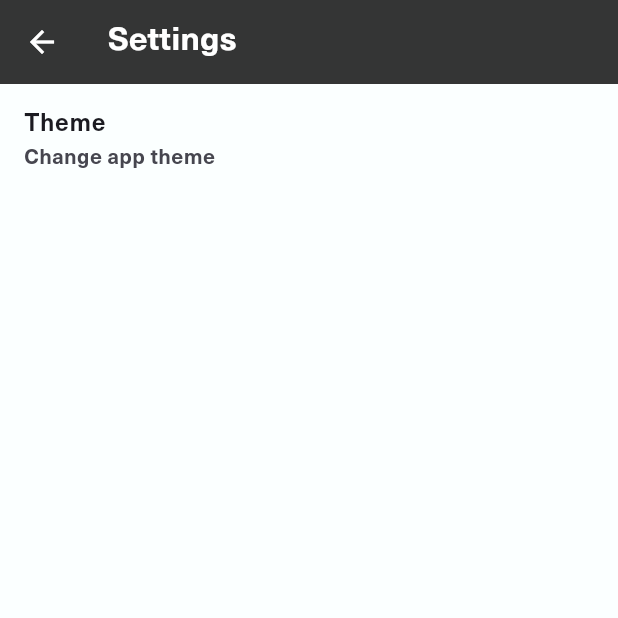
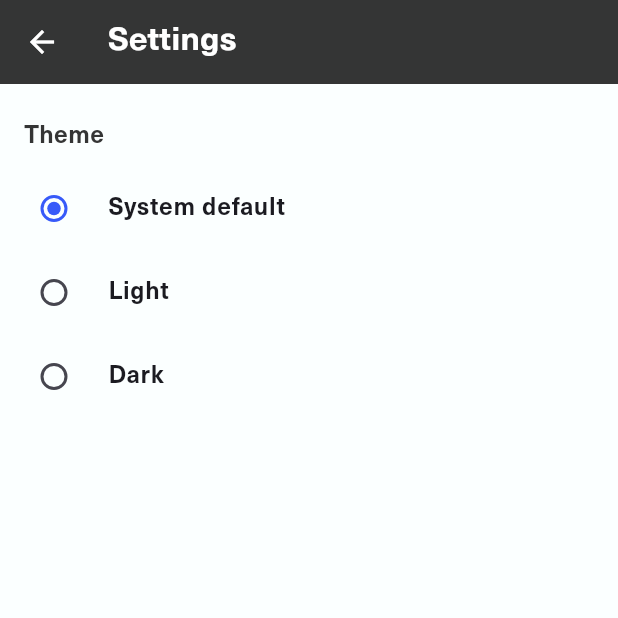
Before and after one commit to Navware-Official/nav-e, a Flutter app: the screen it shows after launch, after a tap on the "menu" icon, after a tap on "App Settings", on a phone screen of 412 x 824 dp, the top half of it. Run offline on Flutter 3.47's test engine with Material 3 defaults, Android fonts, the phone set to English and light mode, and no system bars; our stand-ins replace flutter_bloc, flutter_map, geolocator, latlong2, shared_preferences and 2 more; missing offline and left inert: dart:ffi; accounts and stored records are empty; project files that could hold a hidden picture were left out.

Commit message:
feat: add theme swticher

```diff
--- /dev/null
+++ b/lib/core/theme/theme_cubit.dart
@@ -0,0 +1,35 @@
+import 'package:flutter/material.dart';
+import 'package:flutter_bloc/flutter_bloc.dart';
+import 'package:shared_preferences/shared_preferences.dart';
+
+enum AppThemeMode { system, light, dark }
+
+class ThemeCubit extends Cubit<AppThemeMode> {
+  ThemeCubit() : super(AppThemeMode.system) {
+    _load();
+  }
+
+  static const _key = 'theme_mode';
+
+  Future<void> _load() async {
+    final prefs = await SharedPreferences.getInstance();
+    final idx = prefs.getInt(_key);
+    if (idx != null && idx >= 0 && idx < AppThemeMode.values.length) {
+      emit(AppThemeMode.values[idx]);
+    }
+  }
+
+  Future<void> setMode(AppThemeMode mode) async {
+    emit(mode);
+    final prefs = await SharedPreferences.getInstance();
+    await prefs.setInt(_key, mode.index);
+  }
+
+  ThemeMode toFlutterMode(AppThemeMode m) {
+    switch (m) {
+      case AppThemeMode.light: return ThemeMode.light;
+      case AppThemeMode.dark:  return ThemeMode.dark;
+      default:                 return ThemeMode.system;
+    }
+  }
+}
--- a/lib/features/settings/settings_screen.dart
+++ b/lib/features/settings/settings_screen.dart
@@ -1,6 +1,7 @@
 import 'package:flutter/material.dart';
 import 'package:flutter_bloc/flutter_bloc.dart';
 import 'package:nav_e/core/bloc/app_state_bloc.dart';
+import 'package:nav_e/features/settings/widgets/theme_settings_section.dart';
 
 class SettingsScreen extends StatelessWidget {
   const SettingsScreen({super.key});
@@ -25,13 +26,7 @@ class SettingsScreen extends StatelessWidget {
           Expanded(
             child: ListView(
               children: [
-                ListTile(
-                  title: Text('Theme'),
-                  subtitle: Text('Change app theme'),
-                  onTap: () {
-                    // Navigate to theme settings
-                  },
-                ),
+                ThemeSettingsSection()
               ],
             ),
           ),
--- /dev/null
+++ b/lib/features/settings/widgets/theme_settings_section.dart
@@ -0,0 +1,44 @@
+import 'package:flutter/material.dart';
+import 'package:flutter_bloc/flutter_bloc.dart';
+import 'package:nav_e/core/theme/theme_cubit.dart';
+
+class ThemeSettingsSection extends StatelessWidget {
+  const ThemeSettingsSection({super.key});
+
+  @override
+  Widget build(BuildContext context) {
+    return BlocBuilder<ThemeCubit, AppThemeMode>(
+      builder: (context, current) {
+        void set(AppThemeMode m) => context.read<ThemeCubit>().setMode(m);
+
+        return Column(
+          crossAxisAlignment: CrossAxisAlignment.start,
+          children: [
+            const Padding(
+              padding: EdgeInsets.fromLTRB(16, 24, 16, 8),
+              child: Text('Theme', style: TextStyle(fontSize: 16, fontWeight: FontWeight.w600)),
+            ),
+            RadioListTile<AppThemeMode>(
+              title: const Text('System default'),
+              value: AppThemeMode.system,
+              groupValue: current,
+              onChanged: (m) => set(m!),
+            ),
+            RadioListTile<AppThemeMode>(
+              title: const Text('Light'),
+              value: AppThemeMode.light,
+              groupValue: current,
+              onChanged: (m) => set(m!),
+            ),
+            RadioListTile<AppThemeMode>(
+              title: const Text('Dark'),
+              value: AppThemeMode.dark,
+              groupValue: current,
+              onChanged: (m) => set(m!),
+            ),
+          ],
+        );
+      },
+    );
+  }
+}
--- a/lib/main.dart
+++ b/lib/main.dart
@@ -8,6 +8,7 @@ import 'package:nav_e/core/bloc/map_bloc.dart';
 import 'package:nav_e/core/theme/app_theme.dart';
 import 'package:nav_e/features/search/bloc/search_bloc.dart';
 import 'package:nav_e/core/services/geocoding_service.dart';
+import 'package:nav_e/core/theme/theme_cubit.dart';
 
 void main() {
   final appStateBloc = AppStateBloc();
@@ -15,25 +16,23 @@ void main() {
   runApp(
     MultiBlocProvider(
       providers: [
-        BlocProvider<AppStateBloc>(
-          create: (_) => appStateBloc,
-        ),
-        BlocProvider<MapBloc>(
-          create: (_) => MapBloc()..add(MapInitialized()),
-        ),
-        BlocProvider<LocationBloc>(
-          create: (_) => LocationBloc(),
-        ),
-        BlocProvider<SearchBloc>(
-          create: (_) => SearchBloc(GeocodingService()),
-        ),
+        BlocProvider(create: (_) => ThemeCubit()),
+        BlocProvider(create: (_) => appStateBloc),
+        BlocProvider(create: (_) => MapBloc()..add(MapInitialized())),
+        BlocProvider(create: (_) => LocationBloc()),
+        BlocProvider(create: (_) => SearchBloc(GeocodingService())),
       ],
-      child: MaterialApp.router(
-        theme: AppTheme.light(),
-        darkTheme: AppTheme.dark(),
-        themeMode: ThemeMode.system,
-        routerDelegate: AppRouterDelegate(appStateBloc),
-        routeInformationParser: const RouteParser(),
+      child: BlocBuilder<ThemeCubit, AppThemeMode>(
+        builder: (context, mode) {
+          final themeMode = context.read<ThemeCubit>().toFlutterMode(mode);
+          return MaterialApp.router(
+            theme: AppTheme.light(),
+            darkTheme: AppTheme.dark(),
+            themeMode: themeMode,
+            routerDelegate: AppRouterDelegate(appStateBloc),
+            routeInformationParser: const RouteParser(),
+          );
+        },
       ),
     ),
   );
```
